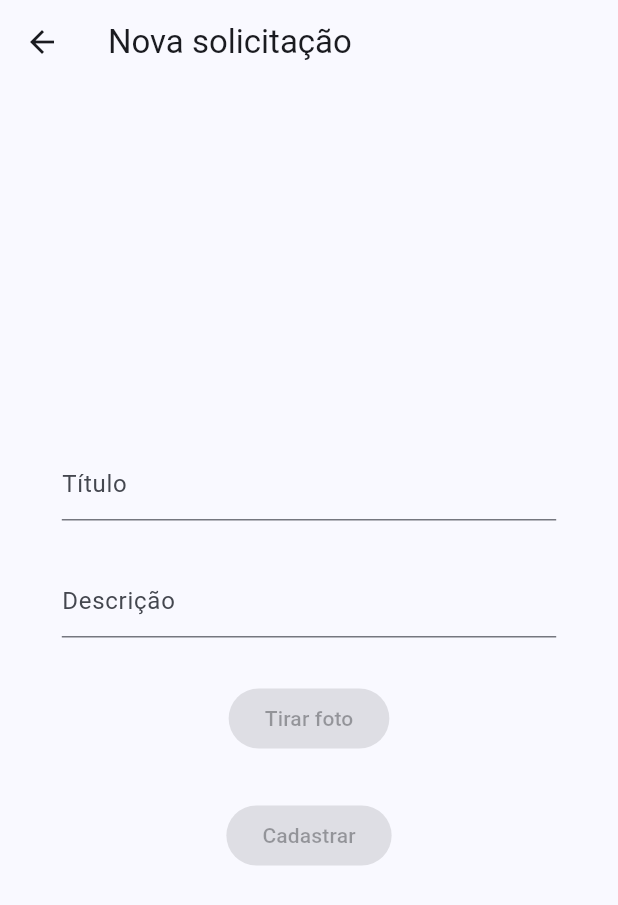
After one commit to CaioSchnepper/SuficienciaDispMoveis, a Flutter app: the SolicitacaoListView screen opened by its route, after a tap on the "add" icon, on a phone screen of 412 x 824 dp. The commit adds this screen. Shown: the top 905 px of the screen. Run offline on Flutter 3.47's test engine with Material 3 defaults, Android fonts, the light colour scheme and no system bars; our stand-ins replace firebase_auth, firebase_core; accounts and stored records are empty; generated files the repository leaves out were written again; network calls fail.

Commit message:
feat: tela inicial de cadastrar solicitação

```diff
--- a/lib/src/app.dart
+++ b/lib/src/app.dart
@@ -3,9 +3,10 @@ import 'package:flutter_gen/gen_l10n/app_localizations.dart';
 import 'package:flutter_localizations/flutter_localizations.dart';
 import 'package:utfpr/src/login_feature/login.view.dart';
 import 'package:utfpr/src/login_feature/register.view.dart';
+import 'package:utfpr/src/solicitacoes_feature/solicitacao_submit.view.dart';
 
-import 'sample_feature/sample_item_details_view.dart';
-import 'sample_feature/sample_item_list_view.dart';
+import 'solicitacoes_feature/solicitacao_details_view.dart';
+import 'solicitacoes_feature/solicitacao_list_view.dart';
 import 'settings/settings_controller.dart';
 import 'settings/settings_view.dart';
 
@@ -58,7 +59,14 @@ class MyApp extends StatelessWidget {
           // Define a light and dark color theme. Then, read the user's
           // preferred ThemeMode (light, dark, or system default) from the
           // SettingsController to display the correct theme.
-          theme: ThemeData(),
+          theme: ThemeData(
+            useMaterial3: true,
+            // Define the default brightness and colors.
+            colorScheme: ColorScheme.fromSeed(
+              seedColor: Colors.blueAccent,
+              brightness: Brightness.light,
+            ),
+          ),
           darkTheme: ThemeData.dark(),
           themeMode: settingsController.themeMode,
 
@@ -71,10 +79,12 @@ class MyApp extends StatelessWidget {
                 switch (routeSettings.name) {
                   case SettingsView.routeName:
                     return SettingsView(controller: settingsController);
-                  case SampleItemDetailsView.routeName:
-                    return const SampleItemDetailsView();
-                  case SampleItemListView.routeName:
-                    return const SampleItemListView();
+                  case SolicitacaoDetailsView.routeName:
+                    return const SolicitacaoDetailsView();
+                  case SolicitacaoListView.routeName:
+                    return const SolicitacaoListView();
+                  case SolicitacaoSubmitView.routeName:
+                    return const SolicitacaoSubmitView();
                   case LoginScreen.routeName:
                     return const LoginScreen();
                   case RegisterScreen.routeName:
--- a/lib/src/sample_feature/sample_item.dart
+++ /dev/null
@@ -1,6 +0,0 @@
-/// A placeholder class that represents an entity or model.
-class SampleItem {
-  const SampleItem(this.id);
-
-  final int id;
-}
--- a/lib/src/sample_feature/sample_item_list_view.dart
+++ b/lib/src/solicitacoes_feature/solicitacao_list_view.dart
@@ -1,33 +1,36 @@
 import 'package:flutter/material.dart';
+import 'package:utfpr/src/solicitacoes_feature/solicitacao_submit.view.dart';
 
-import '../settings/settings_view.dart';
-import 'sample_item.dart';
-import 'sample_item_details_view.dart';
+import 'solicitacao_item.dart';
+import 'solicitacao_details_view.dart';
 
-/// Displays a list of SampleItems.
-class SampleItemListView extends StatelessWidget {
-  const SampleItemListView({
+class SolicitacaoListView extends StatelessWidget {
+  const SolicitacaoListView({
     super.key,
-    this.items = const [SampleItem(1), SampleItem(2), SampleItem(3)],
+    this.items = const [],
   });
 
   static const routeName = '/list';
 
-  final List<SampleItem> items;
+  final List<Solicitacao> items;
 
   @override
   Widget build(BuildContext context) {
     return Scaffold(
       appBar: AppBar(
-        title: const Text('Sample Items'),
+        title: const Text('Solicitações públicas'),
+        backgroundColor: Colors.blueAccent,
+        titleTextStyle: const TextStyle(color: Colors.white, fontSize: 20),
+        automaticallyImplyLeading: false,
         actions: [
           IconButton(
-            icon: const Icon(Icons.settings),
+            icon: const Icon(Icons.add),
+            color: Colors.white,
             onPressed: () {
               // Navigate to the settings page. If the user leaves and returns
               // to the app after it has been killed while running in the
               // background, the navigation stack is restored.
-              Navigator.restorablePushNamed(context, SettingsView.routeName);
+              Navigator.restorablePushNamed(context, SolicitacaoSubmitView.routeName);
             },
           ),
         ],
@@ -60,10 +63,9 @@ class SampleItemListView extends StatelessWidget {
                 // background, the navigation stack is restored.
                 Navigator.restorablePushNamed(
                   context,
-                SampleItemDetailsView.routeName,
+                  SolicitacaoDetailsView.routeName,
                 );
-            }
-          );
+              });
         },
       ),
     );
--- /dev/null
+++ b/lib/src/solicitacoes_feature/solicitacao_submit.view.dart
@@ -0,0 +1,85 @@
+import 'package:flutter/material.dart';
+
+class SolicitacaoSubmitView extends StatelessWidget {
+  const SolicitacaoSubmitView({super.key});
+
+  static const routeName = '/submit';
+
+  @override
+  Widget build(BuildContext context) {
+    final TextEditingController _titleController = TextEditingController();
+    final TextEditingController _descriptionController =
+        TextEditingController();
+
+    return Scaffold(
+      appBar: AppBar(
+        title: const Text('Nova solicitação'),
+      ),
+      body: Center(
+        child: Column(
+          mainAxisAlignment: MainAxisAlignment.center,
+          children: [
+            SizedBox(
+              width: MediaQuery.of(context).size.width * 0.8,
+              child: TextField(
+                controller: _titleController,
+                decoration: const InputDecoration(hintText: 'Título'),
+              ),
+            ),
+            const SizedBox(
+              height: 30.0,
+            ),
+            SizedBox(
+              width: MediaQuery.of(context).size.width * 0.8,
+              child: TextField(
+                controller: _descriptionController,
+                obscureText: true,
+                decoration: const InputDecoration(
+                  hintText: 'Descrição',
+                ),
+              ),
+            ),
+            const SizedBox(
+              height: 30.0,
+            ),
+            ElevatedButton(
+              onPressed: takePicture(),
+              child: const Text('Tirar foto'),
+            ),
+            const SizedBox(
+              height: 30.0,
+            ),
+            ElevatedButton(
+              onPressed: sendSolicitacao(),
+              child: const Text('Cadastrar'),
+            ),
+          ],
+        ),
+      ),
+    );
+  }
+
+  takePicture() {
+
+  }
+
+  sendSolicitacao() {
+    // final message = await AuthService().login(
+    //   email: _emailController.text,
+    //   password: _passwordController.text,
+    // );
+    // if (message!.contains('Success')) {
+    //   Navigator.of(context).pushReplacement(
+    //     MaterialPageRoute(
+    //       builder: (context) => const SolicitacaoListView(),
+    //     ),
+    //   );
+    // }
+    // ScaffoldMessenger.of(context).showSnackBar(
+    //   SnackBar(
+    //     content: Text(message),
+    //   ),
+    // );
+  }
+
+}
```
Also changed, not shown: lib/src/login_feature/login.view.dart (+6 -4 lines), lib/src/login_feature/register.view.dart (+6 -3 lines), lib/src/solicitacoes_feature/solicitacao_details_view.dart (renamed from lib/src/sample_feature/sample_item_details_view.dart, +4 -5 lines), lib/src/solicitacoes_feature/solicitacao_item.dart (added, +13 -0 lines). Lines whose indentation alone changed are shown as unchanged.
